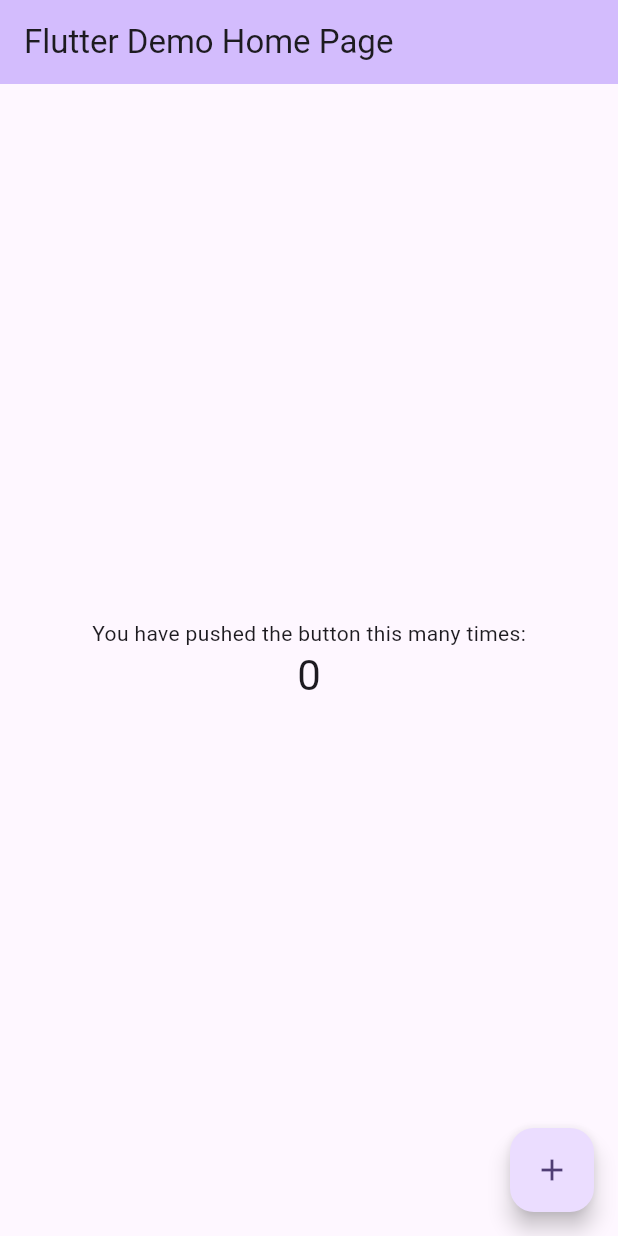
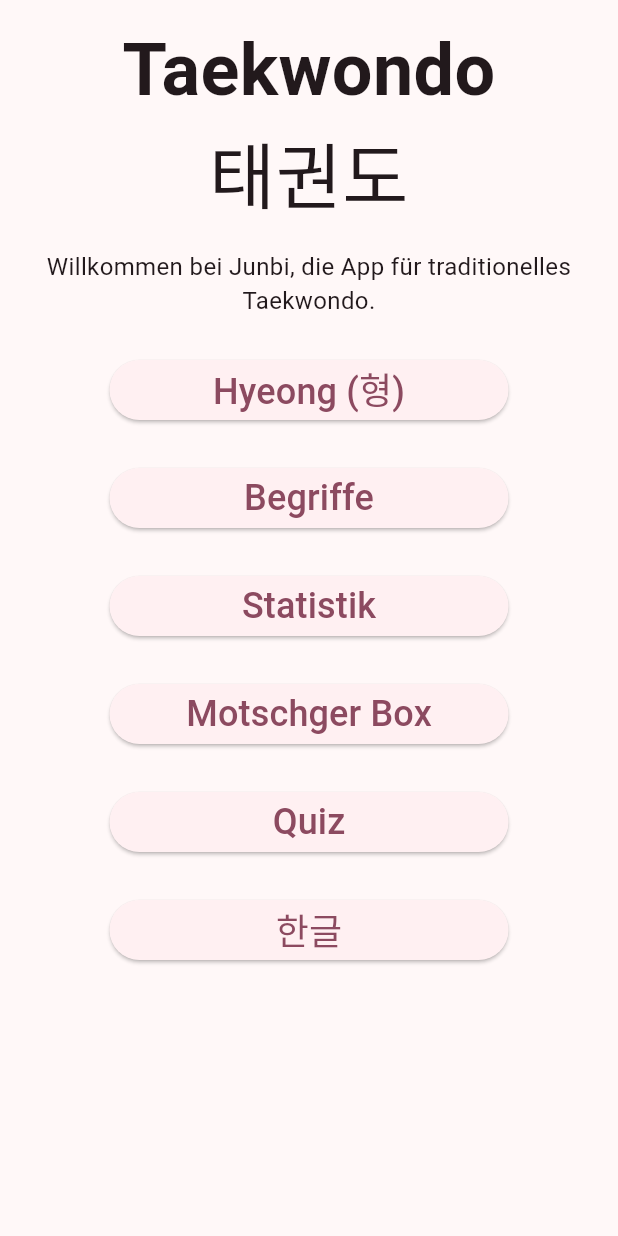
Before and after one commit to danielmilosic/Junbi_app, a Flutter app: the screen it shows after launch, on a phone screen of 412 x 824 dp. Run offline on Flutter 3.47's test engine with Material 3 defaults, Android fonts, the phone set to English and light mode, and no system bars.

Commit message:
Succesfully added homepage

```diff
--- a/lib/main.dart
+++ b/lib/main.dart
@@ -13,110 +13,115 @@ class MyApp extends StatelessWidget {
     return MaterialApp(
       title: 'Flutter Demo',
       theme: ThemeData(
-        // This is the theme of your application.
-        //
-        // TRY THIS: Try running your application with "flutter run". You'll see
-        // the application has a purple toolbar. Then, without quitting the app,
-        // try changing the seedColor in the colorScheme below to Colors.green
-        // and then invoke "hot reload" (save your changes or press the "hot
-        // reload" button in a Flutter-supported IDE, or press "r" if you used
-        // the command line to start the app).
-        //
-        // Notice that the counter didn't reset back to zero; the application
-        // state is not lost during the reload. To reset the state, use hot
-        // restart instead.
-        //
-        // This works for code too, not just values: Most code changes can be
-        // tested with just a hot reload.
-        colorScheme: ColorScheme.fromSeed(seedColor: Colors.deepPurple),
+
+        colorScheme: ColorScheme.fromSeed(seedColor: const Color.fromARGB(66, 0, 0, 0)),
       ),
-      home: const MyHomePage(title: 'Flutter Demo Home Page'),
+      home: const JunbiHomePage(),
     );
   }
 }
 
-class MyHomePage extends StatefulWidget {
-  const MyHomePage({super.key, required this.title});
-
-  // This widget is the home page of your application. It is stateful, meaning
-  // that it has a State object (defined below) that contains fields that affect
-  // how it looks.
-
-  // This class is the configuration for the state. It holds the values (in this
-  // case the title) provided by the parent (in this case the App widget) and
-  // used by the build method of the State. Fields in a Widget subclass are
-  // always marked "final".
-
-  final String title;
-
-  @override
-  State<MyHomePage> createState() => _MyHomePageState();
-}
-
-class _MyHomePageState extends State<MyHomePage> {
-  int _counter = 0;
-
-  void _incrementCounter() {
-    setState(() {
-      // This call to setState tells the Flutter framework that something has
-      // changed in this State, which causes it to rerun the build method below
-      // so that the display can reflect the updated values. If we changed
-      // _counter without calling setState(), then the build method would not be
-      // called again, and so nothing would appear to happen.
-      _counter++;
-    });
-  }
+class JunbiHomePage extends StatelessWidget {
+  const JunbiHomePage({super.key});
 
   @override
   Widget build(BuildContext context) {
-    // This method is rerun every time setState is called, for instance as done
-    // by the _incrementCounter method above.
-    //
-    // The Flutter framework has been optimized to make rerunning build methods
-    // fast, so that you can just rebuild anything that needs updating rather
-    // than having to individually change instances of widgets.
     return Scaffold(
-      appBar: AppBar(
-        // TRY THIS: Try changing the color here to a specific color (to
-        // Colors.amber, perhaps?) and trigger a hot reload to see the AppBar
-        // change color while the other colors stay the same.
-        backgroundColor: Theme.of(context).colorScheme.inversePrimary,
-        // Here we take the value from the MyHomePage object that was created by
-        // the App.build method, and use it to set our appbar title.
-        title: Text(widget.title),
-      ),
-      body: Center(
-        // Center is a layout widget. It takes a single child and positions it
-        // in the middle of the parent.
-        child: Column(
-          // Column is also a layout widget. It takes a list of children and
-          // arranges them vertically. By default, it sizes itself to fit its
-          // children horizontally, and tries to be as tall as its parent.
-          //
-          // Column has various properties to control how it sizes itself and
-          // how it positions its children. Here we use mainAxisAlignment to
-          // center the children vertically; the main axis here is the vertical
-          // axis because Columns are vertical (the cross axis would be
-          // horizontal).
-          //
-          // TRY THIS: Invoke "debug painting" (choose the "Toggle Debug Paint"
-          // action in the IDE, or press "p" in the console), to see the
-          // wireframe for each widget.
-          mainAxisAlignment: MainAxisAlignment.center,
-          children: <Widget>[
-            const Text('You have pushed the button this many times:'),
-            Text(
-              '$_counter',
-              style: Theme.of(context).textTheme.headlineMedium,
-            ),
-          ],
+      body: SafeArea(
+        child: Padding(
+          padding: const EdgeInsets.all(12.0),
+          child: Column(
+            crossAxisAlignment: CrossAxisAlignment.center,
+            children: [
+              // Title
+              Text(
+                'Taekwondo',
+                style: const TextStyle(
+                  fontSize: 48,
+                  fontWeight: FontWeight.bold,
+                ),
+                textAlign: TextAlign.center,
+              ),
+
+              // Subtitle (Hangul)
+              const Text(
+                '태권도',
+                style: TextStyle(
+                  fontSize: 48,
+                ),
+                textAlign: TextAlign.center,
+              ),
+
+              // Intro text
+              const SizedBox(height: 16),
+              const Text(
+                'Willkommen bei Junbi, die App für traditionelles Taekwondo.',
+                style: TextStyle(fontSize: 16),
+                textAlign: TextAlign.center,
+              ),
+
+              const SizedBox(height: 24),
+
+              // Buttons
+              SizedBox(
+                width: 266, // matches your LinearLayout width
+                child: Column(
+                  crossAxisAlignment: CrossAxisAlignment.stretch,
+                  children: [
+                    ElevatedButton(
+                      onPressed: () {},
+                      child: const Text(
+                        'Hyeong (형)',
+                        style: TextStyle(fontSize: 24),
+                      ),
+                    ),
+                    const SizedBox(height: 24),
+                    ElevatedButton(
+                      onPressed: () {},
+                      child: const Text(
+                        'Begriffe',
+                        style: TextStyle(fontSize: 24),
+                      ),
+                    ),
+                    const SizedBox(height: 24),
+                    ElevatedButton(
+                      onPressed: () {},
+                      child: const Text(
+                        'Statistik',
+                        style: TextStyle(fontSize: 24),
+                      ),
+                    ),
+                    const SizedBox(height: 24),
+                    ElevatedButton(
+                      onPressed: () {},
+                      child: const Text(
+                        'Motschger Box',
+                        style: TextStyle(fontSize: 24),
+                      ),
+                    ),
+                    const SizedBox(height: 24),
+                    ElevatedButton(
+                      onPressed: () {},
+                      child: const Text(
+                        'Quiz',
+                        style: TextStyle(fontSize: 24),
+                      ),
+                    ),
+                    const SizedBox(height: 24),
+                    ElevatedButton(
+                      onPressed: () {},
+                      child: const Text(
+                        '한글',
+                        style: TextStyle(fontSize: 24),
+                      ),
+                    ),
+                  ],
+                ),
+              ),
+            ],
+          ),
         ),
       ),
-      floatingActionButton: FloatingActionButton(
-        onPressed: _incrementCounter,
-        tooltip: 'Increment',
-        child: const Icon(Icons.add),
-      ), // This trailing comma makes auto-formatting nicer for build methods.
     );
   }
 }
```
